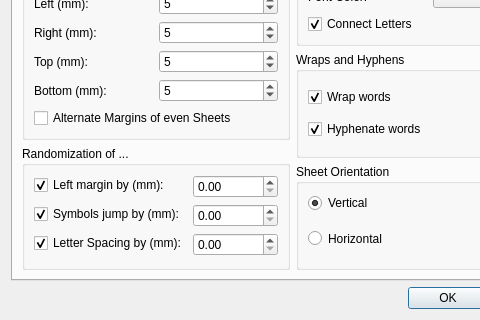
aizenbit/Scribbler, file preferencesdialog.ui: the form before one commit; both pictures show x 0 to 480 and y 234 to 554 of the 585 by 554 pixel window.
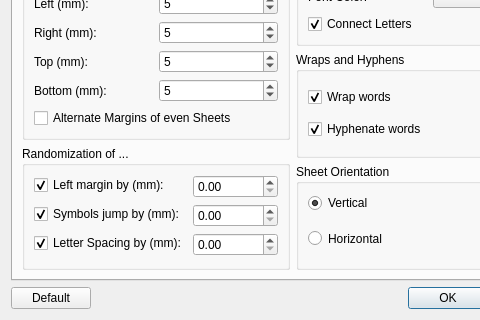
The form after the commit.

Commit message: Marking completely implemented; Added default button to Preferences dialog

Diff of the .ui file:
```diff
--- a/preferencesdialog.ui
+++ b/preferencesdialog.ui
@@ -778,6 +778,13 @@
    </item>
    <item>
     <layout class="QHBoxLayout" name="horizontalLayout_3">
+     <item>
+      <widget class="QPushButton" name="DefaultPushButton">
+       <property name="text">
+        <string>Default</string>
+       </property>
+      </widget>
+     </item>
      <item>
       <spacer name="horizontalSpacer">
        <property name="orientation">
```
The commit also changes 4 other files.
